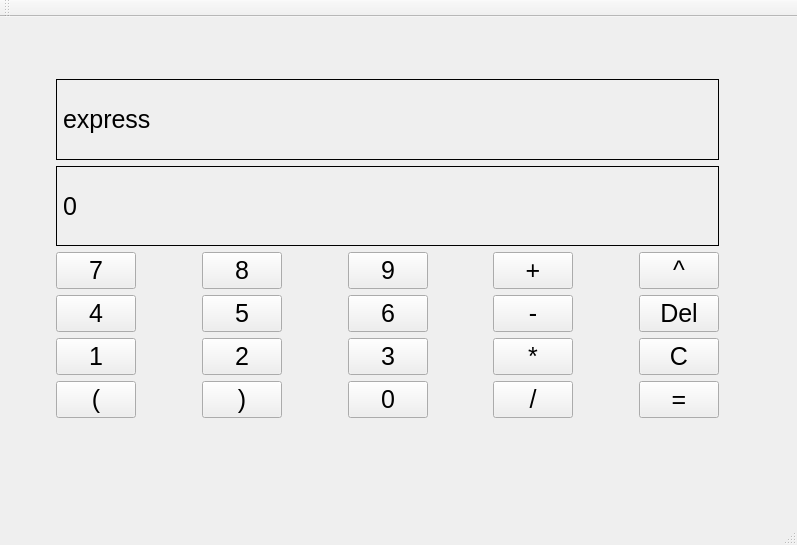
Qt form mainwindow.ui (zhijuyingfeng/calculator) before a commit.
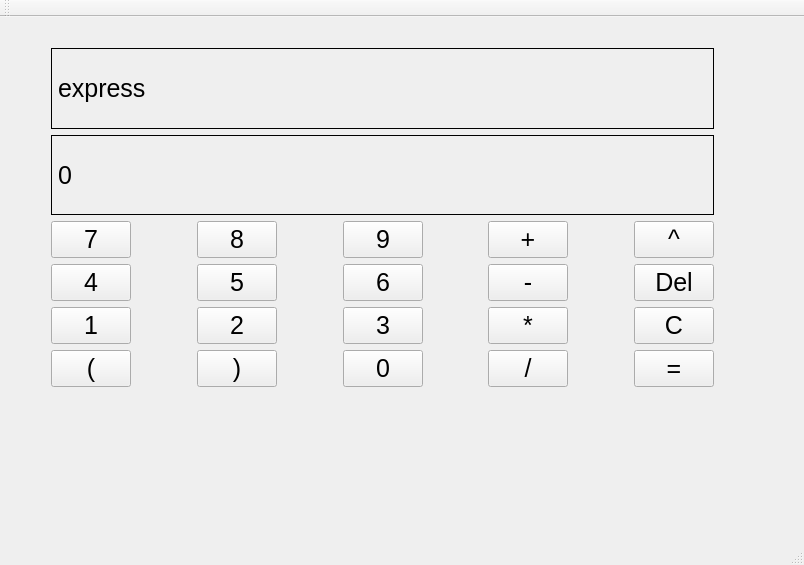
The same form after that commit.

Commit message: Finish increasement

What changed in the file:
```diff
--- a/mainwindow.ui
+++ b/mainwindow.ui
@@ -6,8 +6,8 @@
    <rect>
     <x>0</x>
     <y>0</y>
-    <width>797</width>
-    <height>545</height>
+    <width>804</width>
+    <height>565</height>
    </rect>
   </property>
   <property name="font">
@@ -22,8 +22,8 @@
    <widget class="QWidget" name="layoutWidget">
     <property name="geometry">
      <rect>
-      <x>45</x>
-      <y>51</y>
+      <x>40</x>
+      <y>20</y>
       <width>685</width>
       <height>361</height>
      </rect>
```
Left out of the diff: 4 changed lines with no effect on the pictures. The commit also changes 2 other files.
